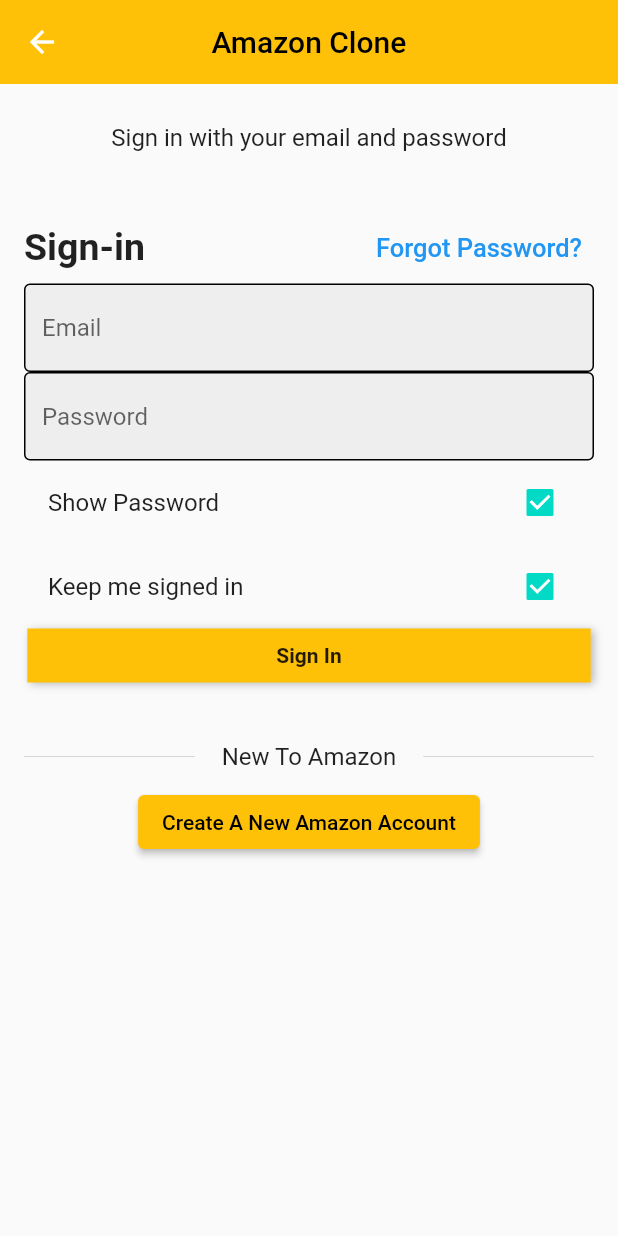
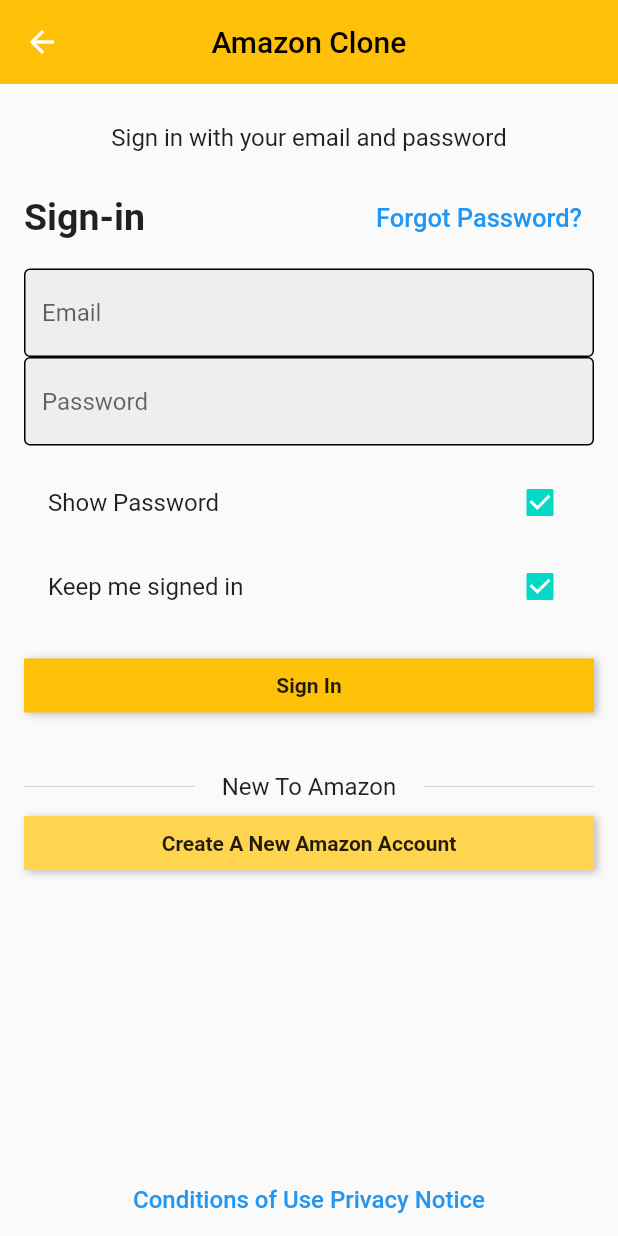
Before and after one commit to ediotic/Amazon, a Flutter app: the AuthScreen screen opened by its route, on a phone screen of 412 x 824 dp. Run offline on Flutter 3.47's test engine with Material 3 defaults, Android fonts, the phone set to English and light mode, and no system bars.

Commit message:
update auth-screen

```diff
--- a/lib/view/auth/auth_screen.dart
+++ b/lib/view/auth/auth_screen.dart
@@ -24,26 +24,31 @@ class _AuthScreenState extends State<AuthScreen> {
         automaticallyImplyLeading: true,
       ),
       body: SafeArea(
+        child: Column(
+          children: [
+            Expanded(
               child: SingleChildScrollView(
                 child: Padding(
                   padding: const EdgeInsets.all(16.0),
                   child: Column(
+                    crossAxisAlignment: CrossAxisAlignment.start,
                     children: [
-                SizedBox(height: 10,),
-                Text(
+                      SizedBox(height: 10),
+                      Center(
+                        child: Text(
                           "Sign in with your email and password",
-                  style: TextStyle(fontSize: 16, fontWeight: FontWeight.w400),
+                          style: TextStyle(
+                              fontSize: 16, fontWeight: FontWeight.w400),
                         ),
-                 SizedBox(
-                  height: 40,
                       ),
+                      SizedBox(height: 20),
                       Row(
                         mainAxisAlignment: MainAxisAlignment.spaceBetween,
                         children: [
                           Text(
                             "Sign-in",
-                      style:
-                          TextStyle(fontSize: 25, fontWeight: FontWeight.bold),
+                            style: TextStyle(
+                                fontSize: 25, fontWeight: FontWeight.bold),
                           ),
                           TextButton(
                             onPressed: () {},
@@ -57,6 +62,7 @@ class _AuthScreenState extends State<AuthScreen> {
                           ),
                         ],
                       ),
+                      SizedBox(height: 10),
                       TextField(
                         decoration: InputDecoration(
                           filled: true,
@@ -66,7 +72,8 @@ class _AuthScreenState extends State<AuthScreen> {
                           ),
                           focusedBorder: OutlineInputBorder(
                               borderSide: BorderSide(color: Colors.black)),
-                      hintText: "Email"),
+                          hintText: "Email",
+                        ),
                       ),
                       TextField(
                         decoration: InputDecoration(
@@ -77,8 +84,10 @@ class _AuthScreenState extends State<AuthScreen> {
                           ),
                           focusedBorder: OutlineInputBorder(
                               borderSide: BorderSide(color: Colors.black)),
-                      hintText: "Password"),
+                          hintText: "Password",
                         ),
+                      ),
+                      SizedBox(height: 10),
                       CheckboxListTile(
                         value: true,
                         onChanged: (value) {},
@@ -89,9 +98,15 @@ class _AuthScreenState extends State<AuthScreen> {
                         onChanged: (value) {},
                         title: Text("Keep me signed in"),
                       ),
-                Container(
+                      SizedBox(height: 20),
+                      InkWell(
+                        onTap: () {
+                          debugPrint("hello sign in");
+                        },
+                        child: Container(
                           padding: EdgeInsets.symmetric(
-                      horizontal: MediaQuery.of(context).size.width / 2 - 40,
+                              horizontal:
+                                  MediaQuery.of(context).size.width / 2 - 40,
                               vertical: 10),
                           decoration: BoxDecoration(
                             boxShadow: [
@@ -103,14 +118,16 @@ class _AuthScreenState extends State<AuthScreen> {
                             ],
                             color: Colors.amber,
                           ),
+                          child: Center(
                             child: Text(
                               "Sign In",
-                    style: TextStyle(fontSize: 14, fontWeight: FontWeight.w600),
+                              style: TextStyle(
+                                  fontSize: 14, fontWeight: FontWeight.w600),
                             ),
                           ),
-                SizedBox(
-                  height: 40,
                         ),
+                      ),
+                      SizedBox(height: 40),
                       Row(
                         mainAxisAlignment: MainAxisAlignment.center,
                         children: [
@@ -122,7 +139,8 @@ class _AuthScreenState extends State<AuthScreen> {
                             ),
                           ),
                           Padding(
-                      padding: const EdgeInsets.symmetric(horizontal: 8.0),
+                            padding:
+                                const EdgeInsets.symmetric(horizontal: 8.0),
                             child: Text(
                               "New To Amazon",
                               style: TextStyle(fontSize: 16),
@@ -137,14 +155,31 @@ class _AuthScreenState extends State<AuthScreen> {
                           ),
                         ],
                       ),
-                SizedBox(
-                  height: 10,
+                      SizedBox(height: 10),
+                      InkWell(
+                        onTap: () {},
+                        child: Container(
+                          padding: EdgeInsets.symmetric(
+                              horizontal:
+                                  MediaQuery.of(context).size.width / 4 - 30,
+                              vertical: 10),
+                          decoration: BoxDecoration(
+                            boxShadow: [
+                              BoxShadow(
+                                color: Colors.black26,
+                                blurRadius: 4,
+                                offset: Offset(2, 1),
                               ),
-                ElevatedButton(
-                  onPressed: () {},
+                            ],
+                            color: Colors.amber[300],
+                          ),
+                          child: Center(
                             child: Text(
                               "Create A New Amazon Account",
-                    style: TextStyle(color: Colors.black),
+                              style: TextStyle(
+                                  fontSize: 14, fontWeight: FontWeight.w600),
+                            ),
+                          ),
                         ),
                       ),
                     ],
@@ -152,6 +187,16 @@ class _AuthScreenState extends State<AuthScreen> {
                 ),
               ),
             ),
+            TextButton(
+              onPressed: () {},
+              child: Text(
+                "Conditions of Use Privacy Notice",
+                style: TextStyle(color: Colors.blue, fontSize: 16),
+              ),
+            ),
+          ],
+        ),
+      ),
     );
   }
 }
```
Lines whose indentation alone changed are shown as unchanged.
